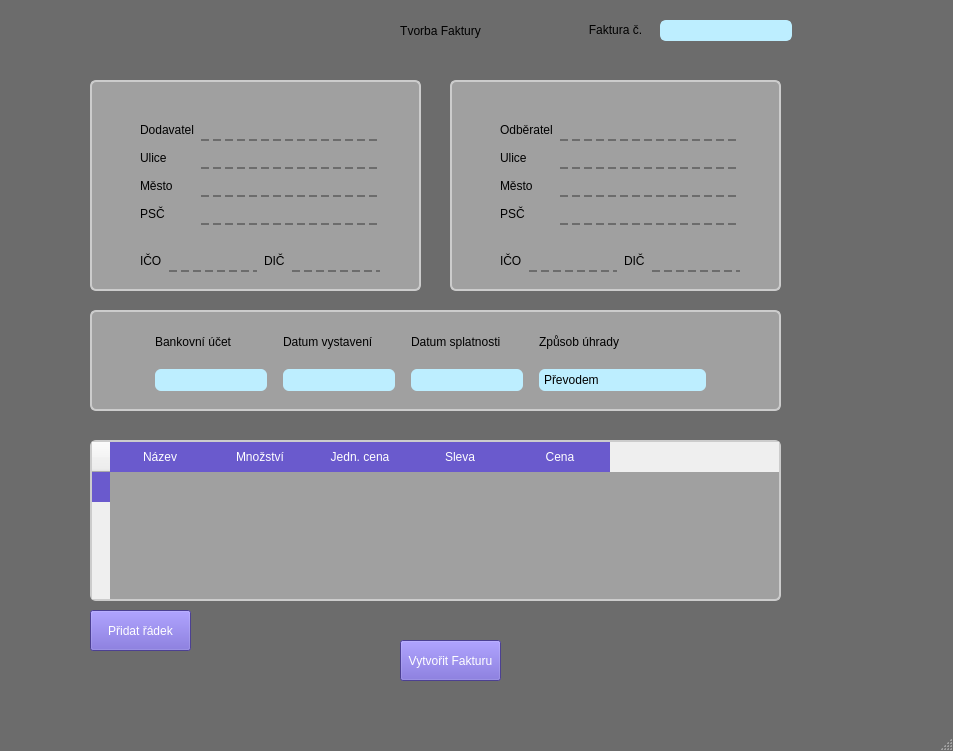
Jakub-coding99/Invoice-PDFmaker-with-Python, file fakt.ui: the form before one commit.
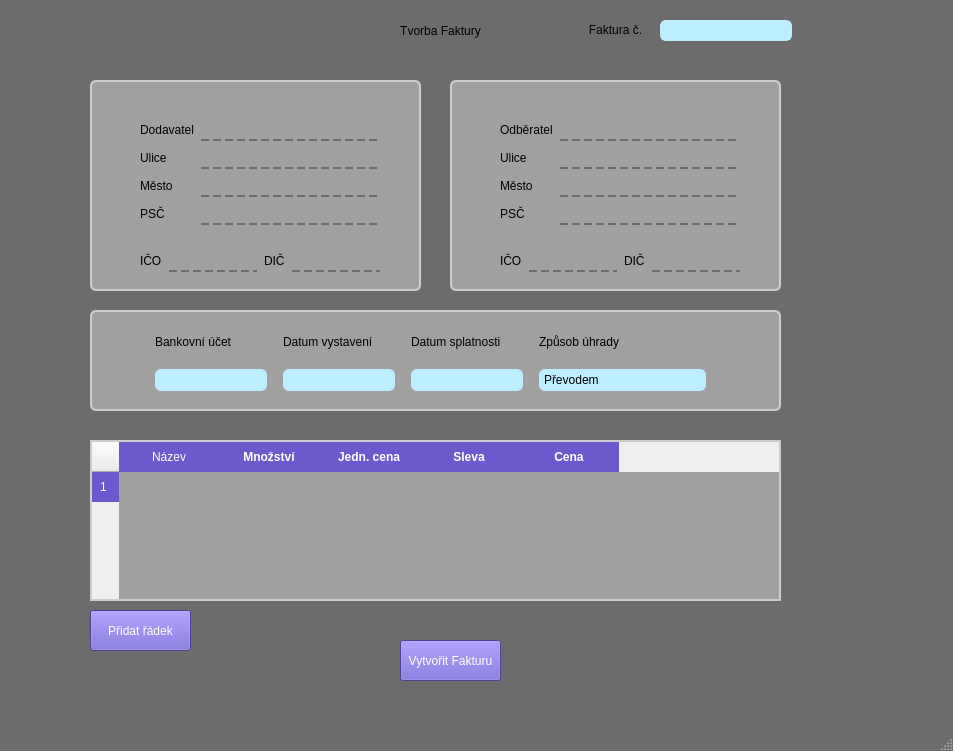
The form after the commit.

```diff
--- a/fakt.ui
+++ b/fakt.ui
@@ -691,7 +691,6 @@
 QTableWidget {
 background-color: rgb(160, 160, 160);
 border: 2px solid #CCCCCC;
-border-radius: 6px
 
 }
 
@@ -751,11 +750,7 @@
     <attribute name="verticalHeaderStretchLastSection">
      <bool>false</bool>
     </attribute>
-    <row>
-     <property name="text">
-      <string/>
-     </property>
-    </row>
+    <row/>
     <column>
      <property name="text">
       <string>Název</string>
@@ -770,21 +765,41 @@
      <property name="text">
       <string>Množství</string>
      </property>
+     <property name="font">
+      <font>
+       <bold>true</bold>
+      </font>
+     </property>
     </column>
     <column>
      <property name="text">
       <string>Jedn. cena</string>
      </property>
+     <property name="font">
+      <font>
+       <bold>true</bold>
+      </font>
+     </property>
     </column>
     <column>
      <property name="text">
       <string>Sleva</string>
      </property>
+     <property name="font">
+      <font>
+       <bold>true</bold>
+      </font>
+     </property>
     </column>
     <column>
      <property name="text">
       <string>Cena</string>
      </property>
+     <property name="font">
+      <font>
+       <bold>true</bold>
+      </font>
+     </property>
     </column>
    </widget>
    <widget class="QPushButton" name="addLineButton">
```
